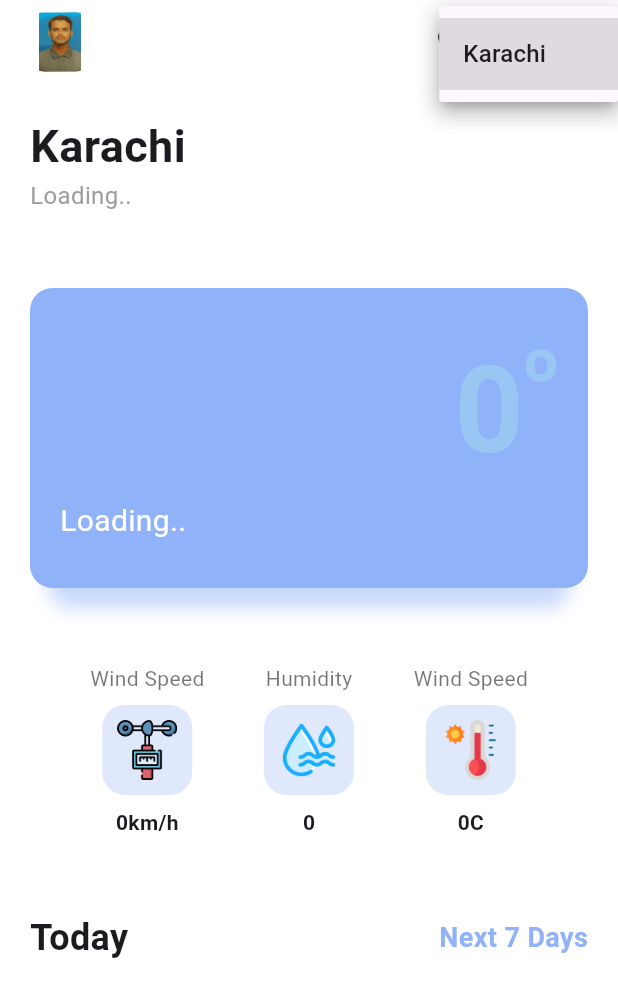
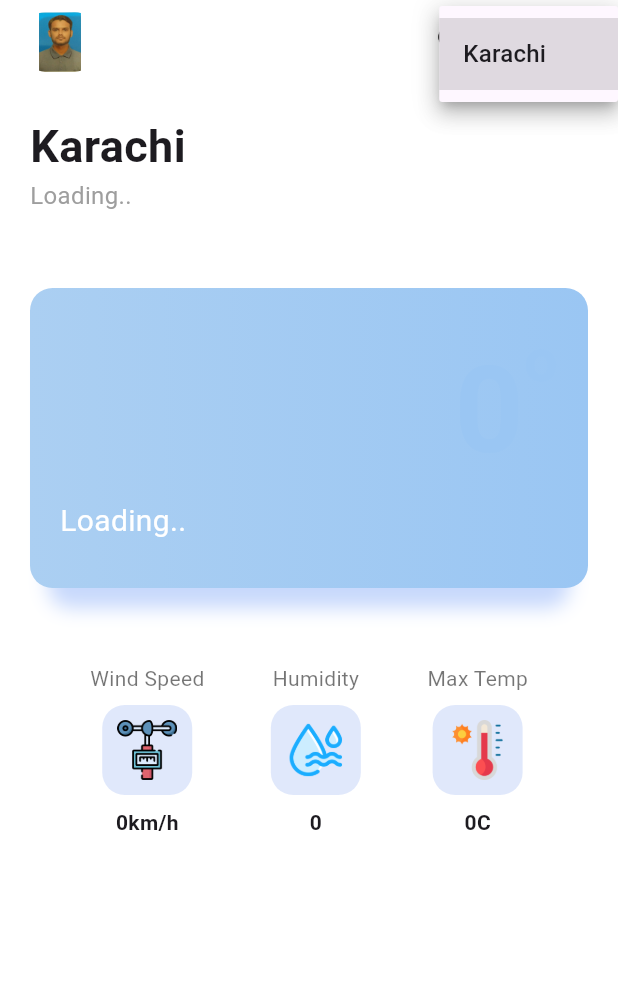
Before and after one commit to AzzamHussain/WeatherApp, a Flutter app: the Home screen opened directly, after a tap on "Karachi", on a phone screen of 412 x 824 dp. Shown: the top 997 px of the screen. Run offline on Flutter 3.47's test engine with Material 3 defaults, Android fonts, the phone set to English and light mode, and no system bars; network calls fail.

```diff
--- a/lib/UI/home.dart
+++ b/lib/UI/home.dart
@@ -1,6 +1,5 @@
 import 'dart:convert';
 import 'package:intl/intl.dart';
-
 import 'package:flutter/material.dart';
 import 'package:weatherapp/UI/detail_page.dart';
 import 'package:weatherapp/models/city.dart';
@@ -18,7 +17,7 @@ class Home extends StatefulWidget {
 class _HomeState extends State<Home> {
   Utils myUtils = Utils();
 
-  //initiatilization
+  // Initialization
   int temperature = 0;
   int maxTemp = 0;
   String weatherStateName = 'Loading..';
@@ -27,88 +26,55 @@ class _HomeState extends State<Home> {
 
   var currentDate = 'Loading..';
   String imageUrl = '';
-  int woeid =
-      2211096; //This is the Where on Earth Id for Karachi which is our default city
-  String location = 'Karachi'; //Our default city
+  String location = 'Karachi'; // Our default city
 
-  //get the cities and selected cities data
+  // Get the selected cities data
   var selectedCities = City.getSelectedCities();
-  List<String> cities = [
-    'Karachi'
-  ]; //the list to hold our selected cities. Deafult is Karachi
+  List<String> cities = ['Karachi']; // Default city
 
-  List consolidatedWeatherList = []; //To hold our weather data after api call
+  List consolidatedWeatherList = []; // To hold weather data after API call
 
-  //Api calls url
-  String searchLocationUrl =
-      'https://api.open-meteo.com/v1/forecast?latitude=24.866779&longitude=67.031129&hourly=temperature_2m'; //To get the woeid
+  // API call URL
   String searchWeatherUrl =
-      'http://api.weatherapi.com/v1/current.json?key=a0ded0d869bb41398e5180752242804&q=Karachi'; //to get weather details using the woeid
+      'https://api.openweathermap.org/data/2.5/weather'; // Weather API URL
 
-  //Get the Where on earth id
-  void fetchLocation(String location) async {
-    var searchResult = await http.get(Uri.parse(searchLocationUrl + location));
-    var result = json.decode(searchResult.body)[0];
-    setState(() {
-      woeid = result['woeid'];
-    });
+  @override
+  void initState() {
+    super.initState();
+    fetchWeatherData();
   }
 
   void fetchWeatherData() async {
-    var weatherResult =
-        await http.get(Uri.parse(searchWeatherUrl + woeid.toString()));
-    var result = json.decode(weatherResult.body);
-    var consolidatedWeather = result['consolidated_weather'];
+    // Fetch weather data based on the selected location coordinates
+    var url = Uri.parse(searchWeatherUrl).replace(queryParameters: {
+      'lat': '24.866779', // Example latitude value
+      'lon': '67.031129', // Example longitude value
+      'appid':
+          'b1c17fe32507a568219a87890e40b75f', // Replace with your OpenWeatherMap API key
+    });
 
+    var response = await http.get(url);
+    if (response.statusCode == 200) {
+      var result = json.decode(response.body);
       setState(() {
-      for (int i = 0; i < 7; i++) {
-        consolidatedWeather.add(consolidatedWeather[
-            i]); //this takes the consolidated weather for the next six days for the location searched
+        // Update weather data variables
+        temperature = (result['main']['temp'] - 273.15).round();
+        maxTemp = (result['main']['temp_max'] - 273.15).round();
+        humidity = result['main']['humidity'];
+        windSpeed = result['wind']['speed'].round();
+        weatherStateName = result['weather'][0]['main'];
+        imageUrl = ''; // Set image URL based on weather state
+        currentDate = DateFormat.yMd().add_jms().format(DateTime.now());
+      });
+    } else {
+      // Handle error
+      print('Failed to fetch weather data: ${response.statusCode}');
     }
-      //The index 0 referes to the first entry which is the current day. The next day will be index 1, second day index 2 etc...
-      temperature = consolidatedWeather[0]['the_temp'].round();
-      weatherStateName = consolidatedWeather[0]['weather_state_name'];
-      humidity = consolidatedWeather[0]['humidity'].round();
-      windSpeed = consolidatedWeather[0]['wind_speed'].round();
-      maxTemp = consolidatedWeather[0]['max_temp'].round();
-
-      //date formatting
-      var myDate = DateTime.parse(consolidatedWeather[0]['applicable_date']);
-      currentDate = DateFormat('EEEE, d MMMM').format(myDate);
-
-      //set the image url
-      imageUrl = weatherStateName
-          .replaceAll(' ', '')
-          .toLowerCase(); //remove any spaces in the weather state name
-      //and change to lowercase because that is how we have named our images.
-
-      consolidatedWeatherList = consolidatedWeather
-          .toSet()
-          .toList(); //Remove any instances of dublicates from our
-      //consolidated weather LIST
-    });
   }
 
   @override
-  void initState() {
-    fetchLocation(cities[0]);
-    fetchWeatherData();
-
-    //For all the selected cities from our City model, extract the city and add it to our original cities list
-    for (int i = 0; i < selectedCities.length; i++) {
-      cities.add(selectedCities[i].city);
-    }
-    super.initState();
-  }
-
-  //Create a shader linear gradient
-  final Shader linearGradient = const LinearGradient(
-    colors: <Color>[Color(0xffABCFF2), Color(0xff9AC6F3)],
-  ).createShader(const Rect.fromLTWH(0.0, 0.0, 200.0, 70.0));
-
-  @override
   Widget build(BuildContext context) {
-    //Create a size variable for the mdeia query
+    // Create a size variable for the media query
     Size size = MediaQuery.of(context).size;
 
     return Scaffold(
@@ -126,7 +92,7 @@ class _HomeState extends State<Home> {
             mainAxisAlignment: MainAxisAlignment.spaceBetween,
             crossAxisAlignment: CrossAxisAlignment.center,
             children: [
-              //Our profile image
+              // Our profile image
               ClipRRect(
                 borderRadius: const BorderRadius.all(Radius.circular(10)),
                 child: Image.asset(
@@ -135,7 +101,7 @@ class _HomeState extends State<Home> {
                   height: 40,
                 ),
               ),
-              //our location dropdown
+              // Our location dropdown
               Row(
                 crossAxisAlignment: CrossAxisAlignment.center,
                 children: [
@@ -157,10 +123,10 @@ class _HomeState extends State<Home> {
                       onChanged: (String? newValue) {
                         setState(() {
                           location = newValue!;
-                            fetchLocation(location);
-                            fetchWeatherData();
+                          fetchWeatherData(); // Fetch weather data for the selected location
                         });
-                        }),
+                      },
+                    ),
                   )
                 ],
               )
@@ -194,7 +160,9 @@ class _HomeState extends State<Home> {
               width: size.width,
               height: 200,
               decoration: BoxDecoration(
-                  color: myUtils.primaryColor,
+                gradient: LinearGradient(
+                  colors: <Color>[Color(0xffABCFF2), Color(0xff9AC6F3)],
+                ),
                 borderRadius: BorderRadius.circular(15),
                 boxShadow: [
                   BoxShadow(
@@ -203,7 +171,8 @@ class _HomeState extends State<Home> {
                     blurRadius: 10,
                     spreadRadius: -12,
                   )
-                  ]),
+                ],
+              ),
               child: Stack(
                 clipBehavior: Clip.none,
                 children: [
@@ -241,7 +210,14 @@ class _HomeState extends State<Home> {
                             style: TextStyle(
                               fontSize: 80,
                               fontWeight: FontWeight.bold,
-                              foreground: Paint()..shader = linearGradient,
+                              foreground: Paint()
+                                ..shader = LinearGradient(
+                                  colors: <Color>[
+                                    Color(0xffABCFF2),
+                                    Color(0xff9AC6F3)
+                                  ],
+                                ).createShader(
+                                    Rect.fromLTWH(0.0, 0.0, 200.0, 70.0)),
                             ),
                           ),
                         ),
@@ -250,7 +226,14 @@ class _HomeState extends State<Home> {
                           style: TextStyle(
                             fontSize: 40,
                             fontWeight: FontWeight.bold,
-                            foreground: Paint()..shader = linearGradient,
+                            foreground: Paint()
+                              ..shader = LinearGradient(
+                                colors: <Color>[
+                                  Color(0xffABCFF2),
+                                  Color(0xff9AC6F3)
+                                ],
+                              ).createShader(
+                                  Rect.fromLTWH(0.0, 0.0, 200.0, 70.0)),
                           ),
                         )
                       ],
@@ -279,7 +262,7 @@ class _HomeState extends State<Home> {
                       unit: '',
                       imageUrl: 'assets/humidity.png'),
                   weatherItem(
-                    text: 'Wind Speed',
+                    text: 'Max Temp',
                     value: maxTemp,
                     unit: 'C',
                     imageUrl: 'assets/max-temp.png',
@@ -290,115 +273,7 @@ class _HomeState extends State<Home> {
             const SizedBox(
               height: 50,
             ),
-            Row(
-              mainAxisAlignment: MainAxisAlignment.spaceBetween,
-              crossAxisAlignment: CrossAxisAlignment.center,
-              children: [
-                const Text(
-                  'Today',
-                  style: TextStyle(
-                    fontWeight: FontWeight.bold,
-                    fontSize: 24,
-                  ),
-                ),
-                Text(
-                  'Next 7 Days',
-                  style: TextStyle(
-                      fontWeight: FontWeight.w600,
-                      fontSize: 18,
-                      color: myUtils.primaryColor),
-                ),
-              ],
-            ),
-            const SizedBox(
-              height: 20,
-            ),
-            Expanded(
-                child: ListView.builder(
-                    scrollDirection: Axis.horizontal,
-                    itemCount: consolidatedWeatherList.length,
-                    itemBuilder: (BuildContext context, int index) {
-                      String today = DateTime.now().toString().substring(0, 10);
-                      var selectedDay =
-                          consolidatedWeatherList[index]['applicable_date'];
-                      var futureWeatherName =
-                          consolidatedWeatherList[index]['weather_state_name'];
-                      var weatherUrl =
-                          futureWeatherName.replaceAll(' ', '').toLowerCase();
-
-                      var parsedDate = DateTime.parse(
-                          consolidatedWeatherList[index]['applicable_date']);
-                      var newDate = DateFormat('EEEE')
-                          .format(parsedDate)
-                          .substring(0, 3); //formateed date
-
-                      return GestureDetector(
-                        onTap: () {
-                          Navigator.push(
-                              context,
-                              MaterialPageRoute(
-                                  builder: (context) => DetailPage(
-                                        consolidatedWeatherList:
-                                            consolidatedWeatherList,
-                                        selectedId: index,
-                                        location: location,
-                                      )));
-                        },
-                        child: Container(
-                          padding: const EdgeInsets.symmetric(vertical: 20),
-                          margin: const EdgeInsets.only(
-                              right: 20, bottom: 10, top: 10),
-                          width: 80,
-                          decoration: BoxDecoration(
-                              color: selectedDay == today
-                                  ? myUtils.primaryColor
-                                  : Colors.white,
-                              borderRadius:
-                                  const BorderRadius.all(Radius.circular(10)),
-                              boxShadow: [
-                                BoxShadow(
-                                  offset: const Offset(0, 1),
-                                  blurRadius: 5,
-                                  color: selectedDay == today
-                                      ? myUtils.primaryColor
-                                      : Colors.black54.withOpacity(.2),
-                                ),
-                              ]),
-                          child: Column(
-                            mainAxisAlignment: MainAxisAlignment.spaceBetween,
-                            children: [
-                              Text(
-                                consolidatedWeatherList[index]['the_temp']
-                                        .round()
-                                        .toString() +
-                                    "C",
-                                style: TextStyle(
-                                  fontSize: 17,
-                                  color: selectedDay == today
-                                      ? Colors.white
-                                      : myUtils.primaryColor,
-                                  fontWeight: FontWeight.w500,
-                                ),
-                              ),
-                              Image.asset(
-                                'assets/' + weatherUrl + '.png',
-                                width: 30,
-                              ),
-                              Text(
-                                newDate,
-                                style: TextStyle(
-                                  fontSize: 17,
-                                  color: selectedDay == today
-                                      ? Colors.white
-                                      : myUtils.primaryColor,
-                                  fontWeight: FontWeight.w500,
-                                ),
-                              )
-                            ],
-                          ),
-                        ),
-                      );
-                    }))
+            // Add your weather forecast widgets here
           ],
         ),
       ),
```
Lines whose indentation alone changed are shown as unchanged.
